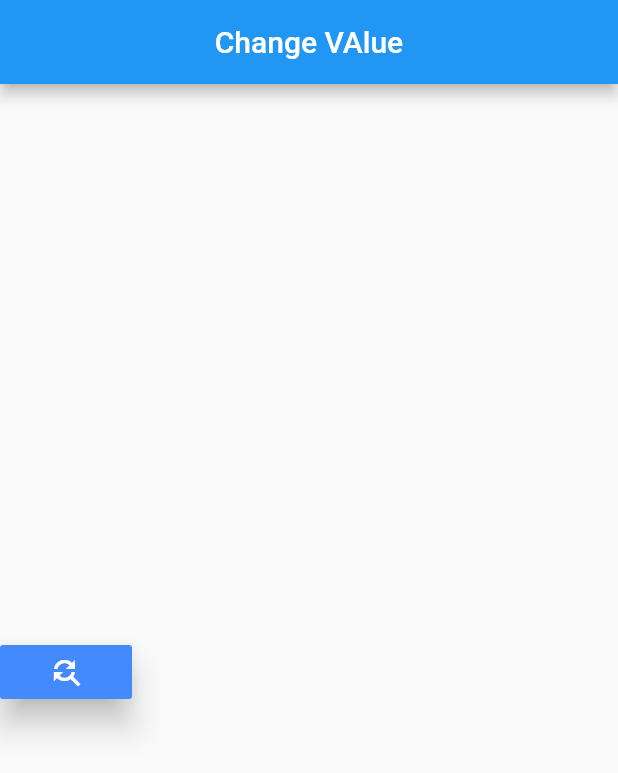
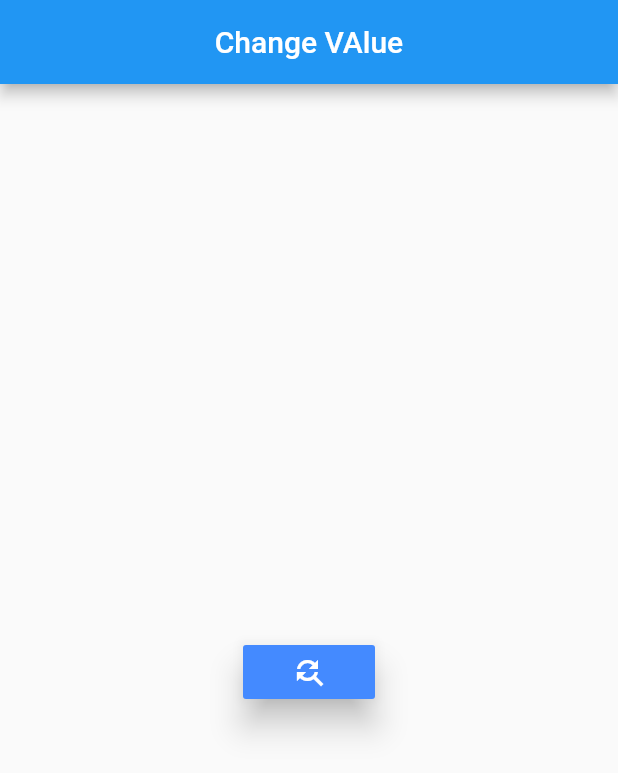
Before and after one commit to brunoalfred/platform_design, a Flutter app: the screen it shows after launch, on a phone screen of 412 x 824 dp. Shown: the top 773 px of the screen. Run offline on Flutter 3.47's test engine with Material 2 defaults, Android fonts, the light colour scheme and no system bars.

```diff
--- a/hello_flutter/intro_layouts/lib/ui/home.dart
+++ b/hello_flutter/intro_layouts/lib/ui/home.dart
@@ -30,7 +30,8 @@ class HomeState extends State<Home> {
             child: new Text("Change VAlue"),
           ),
         ),
-      body: new Column(
+        body: new Center(
+          child: new Column(
             mainAxisAlignment: MainAxisAlignment.center,
             children: <Widget>[
               new Container(
@@ -47,6 +48,6 @@ class HomeState extends State<Home> {
               )
             ],
           ),
-    );
+        ));
   }
 }
```
Lines whose indentation alone changed are shown as unchanged.
